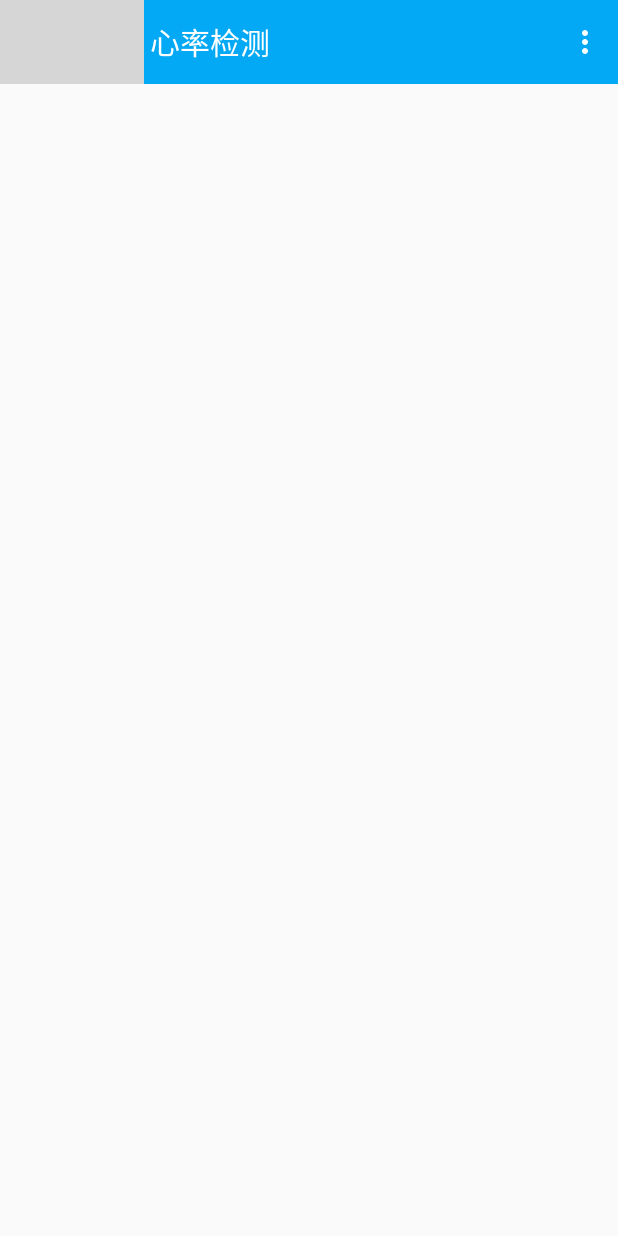
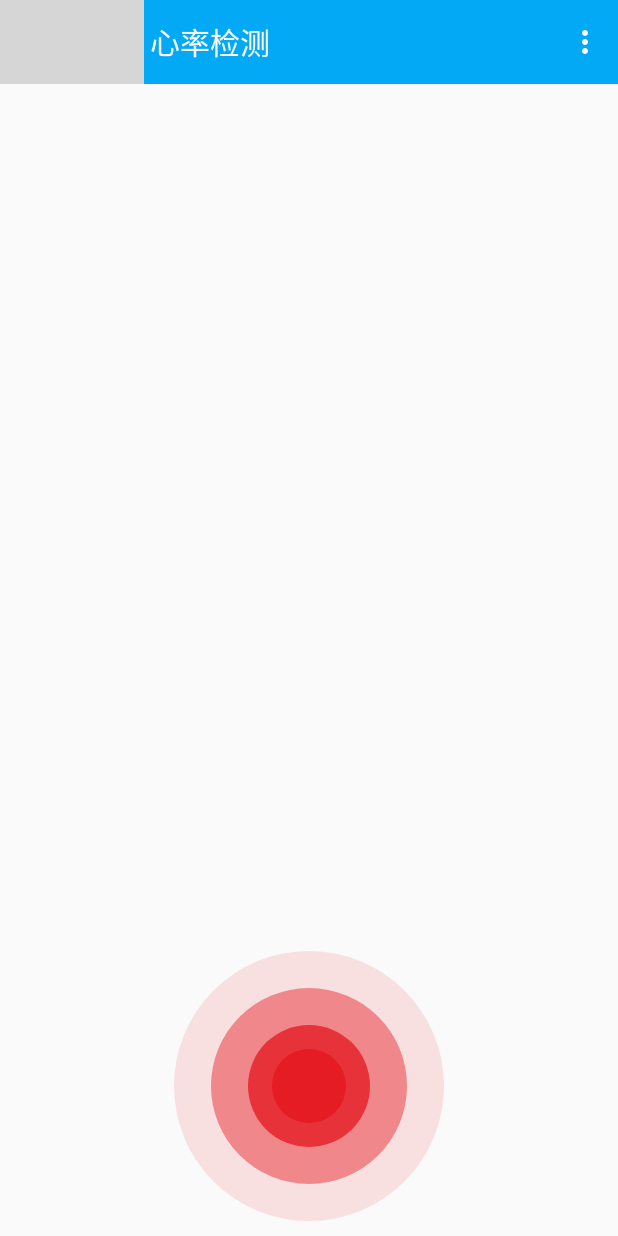
Before and after one commit to Blazers007/Doctor, an Android app: the CheckHeartRate screen opened directly, with no data from a screen before it, on a phone screen of 412 x 824 dp. Run offline under Robolectric (Android 15) with nearby library versions, the phone set to English and light mode, and no system bars; our stand-ins replace ButterKnife; grey boxes are pictures that could not be loaded.

Commit message:
Add Two Views:
- Heart beat wave view
- Water wave view

- Trying to use cardlib

```diff
--- a/app/build.gradle
+++ b/app/build.gradle
@@ -37,8 +37,9 @@ dependencies {
     compile 'com.github.rey5137:material:1.1.1'
     /* https://github.com/hdodenhof/CircleImageView */
     compile 'de.hdodenhof:circleimageview:1.3.0'
-    /* https://github.com/gabrielemariotti/cardslib */
+    /* Form Cards https://github.com/gabrielemariotti/cardslib */
     //Core
     compile 'com.github.gabrielemariotti.cards:cardslib-core:2.1.0'
-
+    /* Inject Views */
+    compile 'com.jakewharton:butterknife:6.1.0'
 }
--- a/app/src/main/java/com/blazers/app/doctor/Activity/HeartRate/CheckHeartRate.java
+++ b/app/src/main/java/com/blazers/app/doctor/Activity/HeartRate/CheckHeartRate.java
@@ -6,21 +6,24 @@ import android.support.v7.widget.Toolbar;
 import android.view.Menu;
 import android.view.MenuItem;
 import android.view.View;
+import butterknife.ButterKnife;
+import butterknife.InjectView;
 import com.blazers.app.doctor.R;
 
 public class CheckHeartRate extends ActionBarActivity {
 
-    private Toolbar mToolbar;
+    @InjectView(R.id.toolbar)
+    Toolbar mToolbar;
 
     @Override
     protected void onCreate(Bundle savedInstanceState) {
         super.onCreate(savedInstanceState);
         setContentView(R.layout.activity_check_heart_rate);
+        ButterKnife.inject(this);
         initViews();
     }
 
     void initViews() {
-        mToolbar = (Toolbar) findViewById(R.id.toolbar);
         mToolbar.setTitle(R.string.title_activity_check_heart_rate);
         setSupportActionBar(mToolbar);
         mToolbar.setNavigationIcon(R.drawable.abc_ic_ab_back_mtrl_am_alpha);
--- a/app/src/main/java/com/blazers/app/doctor/Activity/PhoneCall/PhoneCall.java
+++ b/app/src/main/java/com/blazers/app/doctor/Activity/PhoneCall/PhoneCall.java
@@ -6,21 +6,23 @@ import android.support.v7.widget.Toolbar;
 import android.view.Menu;
 import android.view.MenuItem;
 import android.view.View;
+import butterknife.ButterKnife;
+import butterknife.InjectView;
 import com.blazers.app.doctor.R;
 
 public class PhoneCall extends ActionBarActivity {
 
-    private Toolbar mToolbar;
+    @InjectView(R.id.toolbar) Toolbar mToolbar;
 
     @Override
     protected void onCreate(Bundle savedInstanceState) {
         super.onCreate(savedInstanceState);
         setContentView(R.layout.activity_phone_call);
+        ButterKnife.inject(this);
         initViews();
     }
 
     void initViews() {
-        mToolbar = (Toolbar) findViewById(R.id.toolbar);
         mToolbar.setTitle(R.string.title_activity_phone_call);
         setSupportActionBar(mToolbar);
         mToolbar.setNavigationIcon(R.drawable.abc_ic_ab_back_mtrl_am_alpha);
--- a/app/src/main/java/com/blazers/app/doctor/Activity/SmallTips/SmallTips.java
+++ b/app/src/main/java/com/blazers/app/doctor/Activity/SmallTips/SmallTips.java
@@ -7,21 +7,23 @@ import android.view.Menu;
 import android.view.MenuItem;
 import android.view.View;
 
+import butterknife.ButterKnife;
+import butterknife.InjectView;
 import com.blazers.app.doctor.R;
 
 public class SmallTips extends ActionBarActivity {
 
-    private Toolbar mToolbar;
+    @InjectView(R.id.toolbar) Toolbar mToolbar;
 
     @Override
     protected void onCreate(Bundle savedInstanceState) {
         super.onCreate(savedInstanceState);
         setContentView(R.layout.activity_small_tips);
+        ButterKnife.inject(this);
         initViews();
     }
 
     void initViews() {
-        mToolbar = (Toolbar) findViewById(R.id.toolbar);
         mToolbar.setTitle(R.string.title_activity_small_tips);
         setSupportActionBar(mToolbar);
         mToolbar.setNavigationIcon(R.drawable.abc_ic_ab_back_mtrl_am_alpha);
--- /dev/null
+++ b/app/src/main/java/com/blazers/app/doctor/Tools/RippleView.java
@@ -0,0 +1,85 @@
+package com.blazers.app.doctor.Tools;
+
+import android.content.Context;
+import android.graphics.Bitmap;
+import android.graphics.BitmapFactory;
+import android.graphics.Canvas;
+import android.graphics.Paint;
+import android.os.Handler;
+import android.os.Message;
+import android.util.AttributeSet;
+import android.util.Log;
+import android.view.View;
+import com.blazers.app.doctor.R;
+
+/**
+ * Created by liang on 2015/5/21.
+ */
+public class RippleView extends View {
+
+    private Paint ripplePaint;
+    private Bitmap rippleBitmap;
+    private int rippleTag = -1;
+    private int max = 1;
+    private static final int[] alphaList = new int[]{64, 128, 192};
+
+    public RippleView(Context context) {
+        super(context);
+        init();
+    }
+
+    public RippleView(Context context, AttributeSet attrs) {
+        super(context, attrs);
+        init();
+    }
+
+    public RippleView(Context context, AttributeSet attrs, int defStyleAttr) {
+        super(context, attrs, defStyleAttr);
+        init();
+    }
+
+    void init() {
+        ripplePaint = new Paint();
+        ripplePaint.setAntiAlias(true);
+        ripplePaint.setStyle(Paint.Style.FILL);
+        ripplePaint.setColor(getResources().getColor(R.color.red500));
+
+        handler.sendEmptyMessage(0);
+    }
+
+    @Override
+    protected void onMeasure(int widthMeasureSpec, int heightMeasureSpec) {
+        super.onMeasure(widthMeasureSpec, heightMeasureSpec);
+    }
+
+    Handler handler = new Handler() {
+        @Override
+        public void handleMessage(Message msg) {
+            super.handleMessage(msg);
+            rippleTag = (rippleTag + 1) % (max * 4);
+            invalidate();
+            sendEmptyMessageDelayed(0, 16);
+        }
+    };
+
+    @Override
+    protected void onDraw(Canvas canvas) {
+        super.onDraw(canvas);
+        int centerX = getMeasuredWidth() / 2;
+        int centerY = getMeasuredHeight() / 2;
+        int maxRadiusOnePiece = max = Math.min(centerX, centerY) / 4;
+        if (rippleTag == -1)
+            rippleTag = maxRadiusOnePiece;
+        /* 分层绘制 从大到小*/
+        for(int i = 0 ; i < 3; i ++) {
+            int size = (rippleTag + (i * maxRadiusOnePiece)) % (maxRadiusOnePiece * 4);
+            int alpha = (int) (255*(size - maxRadiusOnePiece) *1.0d / (maxRadiusOnePiece * 3.0d));
+            Log.e("State[" + i + "]", " Size : " + size + "   Alpha : " + alpha);
+            ripplePaint.setAlpha(255 - alpha);
+            canvas.drawCircle(centerX, centerY, size, ripplePaint);
+        }
+        /* 绘制中心圆 */
+        ripplePaint.setAlpha(255);
+        canvas.drawCircle(centerX, centerY, maxRadiusOnePiece, ripplePaint);
+    }
+}
--- a/app/src/main/res/layout/activity_check_heart_rate.xml
+++ b/app/src/main/res/layout/activity_check_heart_rate.xml
@@ -6,5 +6,15 @@
         android:layout_height="fill_parent"
         android:orientation="vertical"
         tools:context="com.blazers.app.doctor.Activity.Appointment.MakeAppointment">
-    <include layout="@layout/toolbar"/>
+
+        <include layout="@layout/toolbar"/>
+
+        <RelativeLayout
+                android:layout_width="match_parent"
+                android:layout_height="match_parent">
+                <com.blazers.app.doctor.Tools.RippleView
+                        android:layout_width="200dp"
+                        android:layout_height="200dp" android:layout_centerHorizontal="true"
+                        android:layout_alignParentBottom="true"/>
+        </RelativeLayout>
 </LinearLayout>
--- a/app/src/main/res/layout/fragment_cure_record.xml
+++ b/app/src/main/res/layout/fragment_cure_record.xml
@@ -19,4 +19,7 @@
         android:layout_marginLeft="12dp"
         android:layout_marginRight="12dp"
         android:layout_marginTop="12dp"/>
+
+    <!--Test-->
+    <com.blazers.app.doctor.Tools.RoundWaveView android:layout_width="200dp" android:layout_height="200dp"/>
 </LinearLayout>
```
Also changed, not shown: app/src/main/java/com/blazers/app/doctor/Activity/Appointment/MakeAppointment.java (+13 -2 lines), app/src/main/java/com/blazers/app/doctor/Activity/DoctorSeeImage/DoctorSeeImage.java (+5 -2 lines), app/src/main/java/com/blazers/app/doctor/Activity/OnlineDiagnose/DoctorOnlineChat.java (+5 -2 lines), app/src/main/java/com/blazers/app/doctor/Activity/OnlineDiagnose/OnlineDiagnose.java (+17 -11 lines), app/src/main/java/com/blazers/app/doctor/Activity/Register/RegisterActivity.java (+6 -5 lines), app/src/main/java/com/blazers/app/doctor/Fragments/MainStageFrags/FragCureRecord.java (+9 -0 lines), app/src/main/java/com/blazers/app/doctor/Tools/RoundWaveView.java (added, +121 -0 lines), 1 other file.
